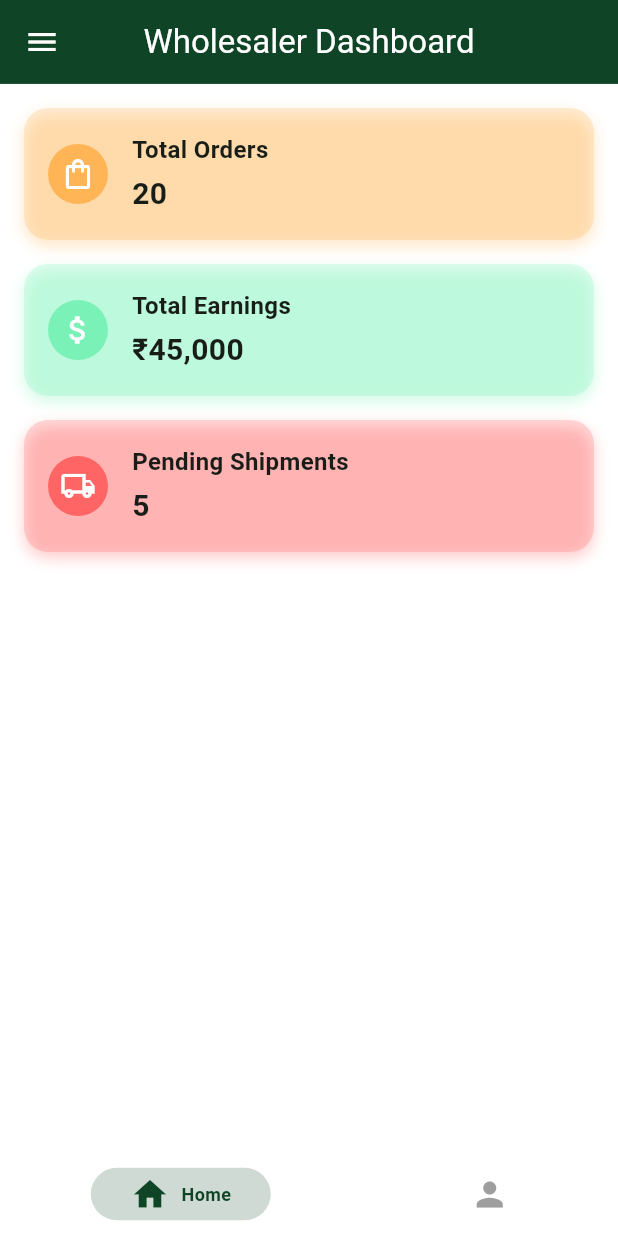
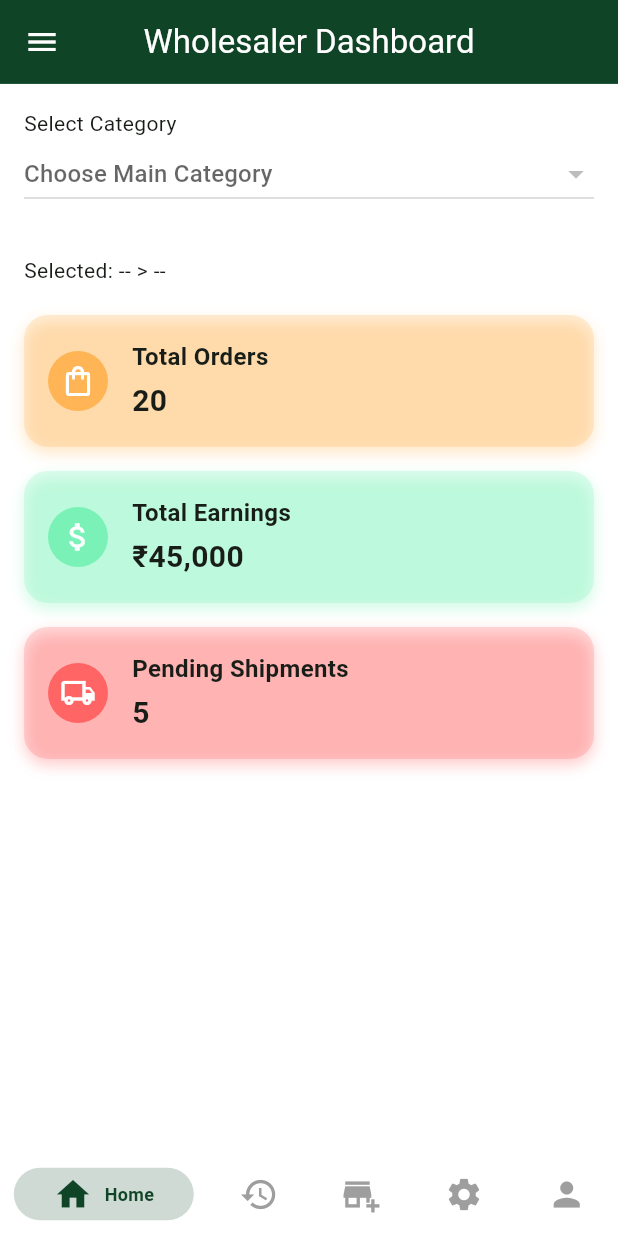
Before and after one commit to Nifat130/deco_trade_hub, a Flutter app: the WholesalerRoute widget shown alone on an empty page, opened directly, on a phone screen of 412 x 824 dp. Run offline on Flutter 3.47's test engine with Material 3 defaults, Android fonts, the phone set to English and light mode, and no system bars; drawn by our look-alikes of persistent_bottom_nav_bar; our stand-ins replace bloc, cached_network_image, carousel_slider, device_info_plus, dio, dotted_border and 26 more; missing offline and left inert: android_id, fconnectivity, flutter_stripe; accounts and stored records are empty; network calls fail; project files that could hold a hidden picture were left out.

```diff
--- a/lib/features/home/presentation/wholesaler/navigation/wholesaler_bottom_navbar.dart
+++ b/lib/features/home/presentation/wholesaler/navigation/wholesaler_bottom_navbar.dart
@@ -13,6 +13,9 @@ class WholesalerRoute extends StatelessWidget {
       context,
       screens: const [
         WholesalerHomePage(),
+        const Placeholder(),
+        const Placeholder(),
+        const Placeholder(),
         Placeholder(),
       ],
       items: [
@@ -23,13 +26,33 @@ class WholesalerRoute extends StatelessWidget {
           inactiveColorPrimary: Colors.grey,
         ),
         PersistentBottomNavBarItem(
+          icon: const Icon(Icons.history),
+          title: 'Orders',
+          activeColorPrimary: context.theme.primaryColor,
+          inactiveColorPrimary: Colors.grey,
+        ),
+        PersistentBottomNavBarItem(
+          icon: const Icon(Icons.add_business),
+          title: 'Add Product',
+          activeColorPrimary: context.theme.primaryColor,
+          inactiveColorPrimary: Colors.grey,
+        ),
+        PersistentBottomNavBarItem(
+          icon: const Icon(Icons.settings),
+          title: 'Admin',
+          activeColorPrimary: context.theme.primaryColor,
+          inactiveColorPrimary: Colors.grey,
+        ),
+        PersistentBottomNavBarItem(
           icon: const Icon(Icons.person),
           title: 'Profile',
           activeColorPrimary: context.theme.primaryColor,
           inactiveColorPrimary: Colors.grey,
         ),
       ],
-      controller: PersistentTabController(),
+      controller: PersistentTabController(
+          // initialIndex: 0,
+          ),
     );
   }
 }
--- a/lib/features/home/presentation/wholesaler/view/wholesaler_home_page.dart
+++ b/lib/features/home/presentation/wholesaler/view/wholesaler_home_page.dart
@@ -3,6 +3,7 @@ import 'package:deco_trade_hub/ui/widgets/global/custom_appbar.dart';
 import 'package:flutter/material.dart';
 
 import '../../../../signout_button.dart';
+import '../../../../whole_saler_product/presentation/widgets/category_selector_widget.dart';
 
 class WholesalerHomePage extends StatelessWidget {
   const WholesalerHomePage({super.key});
@@ -55,6 +56,8 @@ class _WholesalerHomeViewState extends State<WholesalerHomeView> {
         padding: const EdgeInsets.all(16),
         child: Column(
           children: [
+            CategorySelectorWidget(),
+            const SizedBox(height: 20),
             HomeStatsCard(
               title: 'Total Orders',
               value: '20',
--- a/lib/features/store/presentation/shared/pages/store_sign_up_page.dart
+++ b/lib/features/store/presentation/shared/pages/store_sign_up_page.dart
@@ -2,7 +2,6 @@ import 'package:app_ui/app_ui.dart';
 import 'package:deco_trade_hub/features/store/model/store_model.dart';
 import 'package:deco_trade_hub/features/store/presentation/shared/widget/store_avatar_uploader.dart';
 import 'package:deco_trade_hub/features/store/presentation/shared/widget/store_cover_uploader.dart';
-import 'package:deco_trade_hub/features/store/presentation/wholesaler/view/store_details_view.dart';
 import 'package:flutter/material.dart';
 import 'package:flutter_bloc/flutter_bloc.dart';
 import 'package:gap/gap.dart';
@@ -76,12 +75,6 @@ class _StoreSignUpFormViewState extends State<StoreSignUpFormView> {
 
         if (state.status == StoreFormStatus.success) {
           showCustomSnackBar(context: context, content: Text('Store sign-up successful!'));
-          Navigator.push(
-            context,
-            MaterialPageRoute(
-              builder: (context) => StorePage(store: dummyStore),
-            ),
-          );
         } else if (state.status == StoreFormStatus.error) {
           showCustomSnackBar(
             context: context,
@@ -229,16 +222,7 @@ class _StoreSignUpFormViewState extends State<StoreSignUpFormView> {
                     ),
                     const Gap(32),
                     FilledButton.tonal(
-                      onPressed: () {
-                        Navigator.push(
-                          context,
-                          MaterialPageRoute(
-                            builder: (context) => StorePage(
-                              store: dummyStore,
-                            ),
-                          ),
-                        );
-                      },
+                      onPressed: () {},
                       child: buildTitle('Goto StoreDetails Page'),
                     ),
                   ],
--- /dev/null
+++ b/lib/features/whole_saler_product/controllers/product_controller.dart
@@ -0,0 +1,44 @@
+import 'package:get/get_rx/src/rx_types/rx_types.dart';
+import 'package:get/get_state_manager/src/simple/get_controllers.dart';
+import 'package:supabase_flutter/supabase_flutter.dart';
+
+import '../model/category_model.dart';
+
+class CategoryController extends GetxController {
+  final supabase = Supabase.instance.client;
+
+  RxList<CategoryModel> allCategories = <CategoryModel>[].obs;
+  RxList<CategoryModel> topCategories = <CategoryModel>[].obs;
+  RxList<CategoryModel> subCategories = <CategoryModel>[].obs;
+
+  Rx<CategoryModel?> selectedTopCategory = Rx<CategoryModel?>(null);
+  Rx<CategoryModel?> selectedSubCategory = Rx<CategoryModel?>(null);
+
+  @override
+  void onInit() {
+    super.onInit();
+    loadCategories();
+  }
+
+  Future<void> loadCategories() async {
+    final res = await supabase.from('categories').select();
+    allCategories.value = (res as List).map((e) => CategoryModel.fromJson(e)).toList();
+
+    topCategories.value = allCategories.where((c) => c.parentId == null).toList();
+  }
+
+  void onTopCategorySelected(CategoryModel? category) {
+    selectedTopCategory.value = category;
+    selectedSubCategory.value = null;
+
+    if (category != null) {
+      subCategories.value = allCategories.where((c) => c.parentId == category.id).toList();
+    } else {
+      subCategories.clear();
+    }
+  }
+
+  void onSubCategorySelected(CategoryModel? subCat) {
+    selectedSubCategory.value = subCat;
+  }
+}
--- /dev/null
+++ b/lib/features/whole_saler_product/model/category_model.dart
@@ -0,0 +1,15 @@
+class CategoryModel {
+  final String id;
+  final String name;
+  final String? parentId;
+
+  CategoryModel({required this.id, required this.name, this.parentId});
+
+  factory CategoryModel.fromJson(Map<String, dynamic> map) {
+    return CategoryModel(
+      id: map['id'],
+      name: map['name'],
+      parentId: map['parent_category_id'],
+    );
+  }
+}
--- /dev/null
+++ b/lib/features/whole_saler_product/presentation/widgets/category_selector_widget.dart
@@ -0,0 +1,50 @@
+import 'package:deco_trade_hub/features/whole_saler_product/controllers/product_controller.dart';
+import 'package:deco_trade_hub/features/whole_saler_product/model/category_model.dart';
+import 'package:flutter/material.dart';
+import 'package:get/get.dart';
+
+class CategorySelectorWidget extends StatelessWidget {
+  CategorySelectorWidget({super.key});
+
+  final CategoryController controller = Get.put(CategoryController());
+
+  @override
+  Widget build(BuildContext context) {
+    return Column(
+      crossAxisAlignment: CrossAxisAlignment.start,
+      children: [
+        const Text("Select Category"),
+        Obx(() {
+          return DropdownButton<CategoryModel>(
+            isExpanded: true,
+            value: controller.selectedTopCategory.value,
+            hint: const Text("Choose Main Category"),
+            items: controller.topCategories.map((cat) {
+              return DropdownMenuItem(value: cat, child: Text(cat.name));
+            }).toList(),
+            onChanged: controller.onTopCategorySelected,
+          );
+        }),
+        const SizedBox(height: 10),
+        Obx(() {
+          if (controller.subCategories.isEmpty) return const SizedBox();
+          return DropdownButton<CategoryModel>(
+            isExpanded: true,
+            value: controller.selectedSubCategory.value,
+            hint: const Text("Choose Sub Category"),
+            items: controller.subCategories.map((cat) {
+              return DropdownMenuItem(value: cat, child: Text(cat.name));
+            }).toList(),
+            onChanged: controller.onSubCategorySelected,
+          );
+        }),
+        const SizedBox(height: 20),
+        Obx(() {
+          return Text(
+            "Selected: ${controller.selectedTopCategory.value?.name ?? '--'} > ${controller.selectedSubCategory.value?.name ?? '--'}",
+          );
+        }),
+      ],
+    );
+  }
+}
--- a/packages/app_ui/lib/src/widgets/app_scaffold.dart
+++ b/packages/app_ui/lib/src/widgets/app_scaffold.dart
@@ -6,7 +6,7 @@ import 'package:flutter/material.dart';
 import 'package:flutter/services.dart';
 
 /// {@template custom_scaffold}
-/// App scaffold that is used as a wrapper for the pages.
+/// App scaffold that is used as a wrapper for the presentation.
 /// {@endtemplate}
 class AppScaffold extends StatelessWidget {
   /// {@macro app_scaffold}
```
Also changed, not shown: lib/features/whole_saler_product/model/product_model.dart (added), lib/features/whole_saler_product/presentation/add_product_page.dart (added), lib/features/whole_saler_product/presentation/edit_product_page.dart (added), lib/features/whole_saler_product/presentation/products_listview.dart (added), lib/features/whole_saler_product/presentation/widgets.dart (added), lib/features/whole_saler_product/repository/product_repository.dart (added), pubspec.lock, 24 other files.
